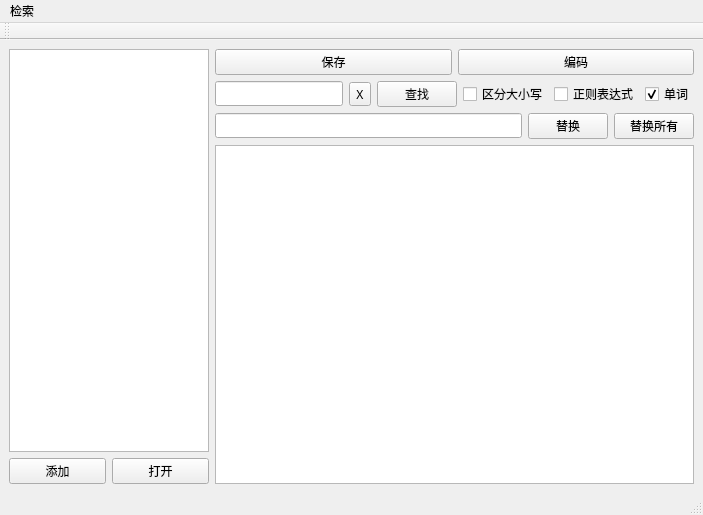
yunowo/data-structure, file ui/main.ui: the form before one commit.
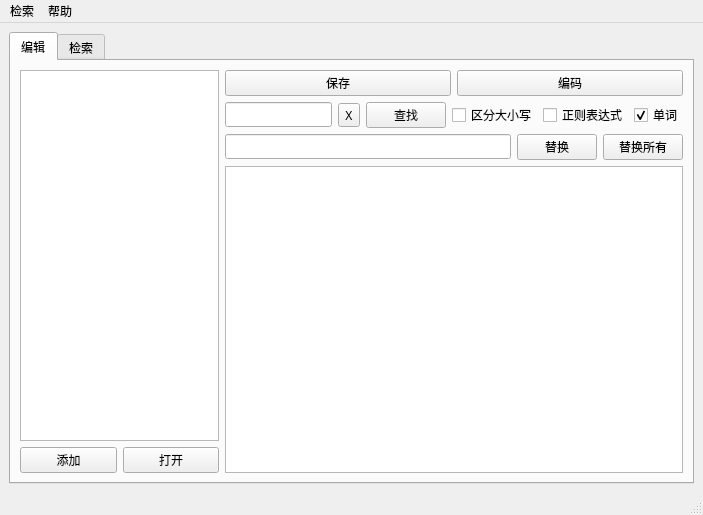
The form after the commit. Icons and pictures are not drawn.

The edit to the form file:
```diff
--- a/ui/main.ui
+++ b/ui/main.ui
@@ -27,6 +27,16 @@
   <widget class="QWidget" name="centralwidget">
    <layout class="QGridLayout" name="gridLayout_2">
     <item row="0" column="0">
+     <widget class="QTabWidget" name="tabWidget">
+      <property name="currentIndex">
+       <number>0</number>
+      </property>
+      <widget class="QWidget" name="tab_edit">
+       <attribute name="title">
+        <string>编辑</string>
+       </attribute>
+       <layout class="QGridLayout" name="gridLayout">
+        <item row="0" column="0">
      <layout class="QHBoxLayout" name="container">
       <item>
        <layout class="QVBoxLayout" name="left">
@@ -176,6 +186,15 @@
     </item>
    </layout>
   </widget>
+      <widget class="QWidget" name="tab_index">
+       <attribute name="title">
+        <string>检索</string>
+       </attribute>
+      </widget>
+     </widget>
+    </item>
+   </layout>
+  </widget>
   <widget class="QMenuBar" name="menubar">
    <property name="geometry">
     <rect>
@@ -192,20 +211,16 @@
     <addaction name="action_freq"/>
     <addaction name="action_search"/>
    </widget>
+   <widget class="QMenu" name="menu_2">
+    <property name="title">
+     <string>帮助</string>
+    </property>
+    <addaction name="action_about"/>
+   </widget>
    <addaction name="menu"/>
+   <addaction name="menu_2"/>
   </widget>
   <widget class="QStatusBar" name="statusbar"/>
-  <widget class="QToolBar" name="toolBar">
-   <property name="windowTitle">
-    <string>toolBar</string>
-   </property>
-   <attribute name="toolBarArea">
-    <enum>TopToolBarArea</enum>
-   </attribute>
-   <attribute name="toolBarBreak">
-    <bool>false</bool>
-   </attribute>
-  </widget>
   <action name="action_freq">
    <property name="text">
     <string>词汇出现频率</string>
```
Left out of the diff: 14 changed lines with no effect on the pictures. Lines whose indentation alone changed are shown as unchanged.
